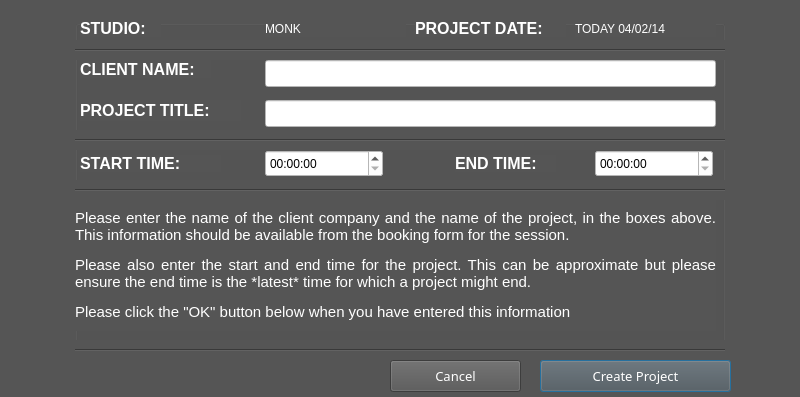
Above: recording-ui/src/UI/ProjectProperties.ui from os6sense/sunra_ui_apps before the change. Below: the same form after it.
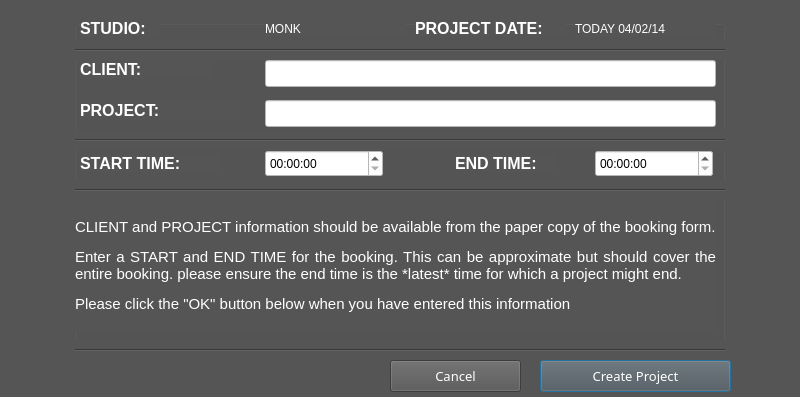
That is the form after the change. Icons and pictures are not drawn.

Commit message: UI rebuild. Fixed misordering of client and project name in confirmation dialog when creating a new project

```diff
--- a/recording-ui/src/UI/ProjectProperties.ui
+++ b/recording-ui/src/UI/ProjectProperties.ui
@@ -235,7 +235,7 @@
      </font>
     </property>
     <property name="text">
-     <string>CLIENT NAME:</string>
+     <string>CLIENT:</string>
     </property>
    </widget>
    <widget class="QLabel" name="label">
@@ -255,7 +255,7 @@
      </font>
     </property>
     <property name="text">
-     <string>PROJECT TITLE:</string>
+     <string>PROJECT:</string>
     </property>
    </widget>
    <widget class="QLabel" name="label_4">
@@ -283,7 +283,7 @@
      <string notr="true">color: white;</string>
     </property>
     <property name="text">
-     <string>&lt;html&gt;&lt;head/&gt;&lt;body&gt;&lt;p align=&quot;justify&quot;&gt;Please enter the name of the client company and the name of the project, in the boxes above. This information should be available from the booking form for the session.&lt;/p&gt;&lt;p align=&quot;justify&quot;&gt;Please also enter the start and end time for the project. This can be approximate but please ensure the end time is the *latest* time for which a project might end.&lt;/p&gt;&lt;p align=&quot;justify&quot;&gt;Please click the &amp;quot;OK&amp;quot; button below when you have entered this information&lt;/p&gt;&lt;/body&gt;&lt;/html&gt;</string>
+     <string>&lt;html&gt;&lt;head/&gt;&lt;body&gt;&lt;p align=&quot;justify&quot;&gt;CLIENT and PROJECT information should be available from the paper copy of the booking form.&lt;/p&gt;&lt;p align=&quot;justify&quot;&gt;Enter a START and END TIME for the booking. This can be approximate but should cover the entire booking. please ensure the end time is the *latest* time for which a project might end.&lt;/p&gt;&lt;p align=&quot;justify&quot;&gt;Please click the &amp;quot;OK&amp;quot; button below when you have entered this information&lt;/p&gt;&lt;/body&gt;&lt;/html&gt;</string>
     </property>
     <property name="wordWrap">
      <bool>true</bool>
```
The commit also changes 10 other files.
